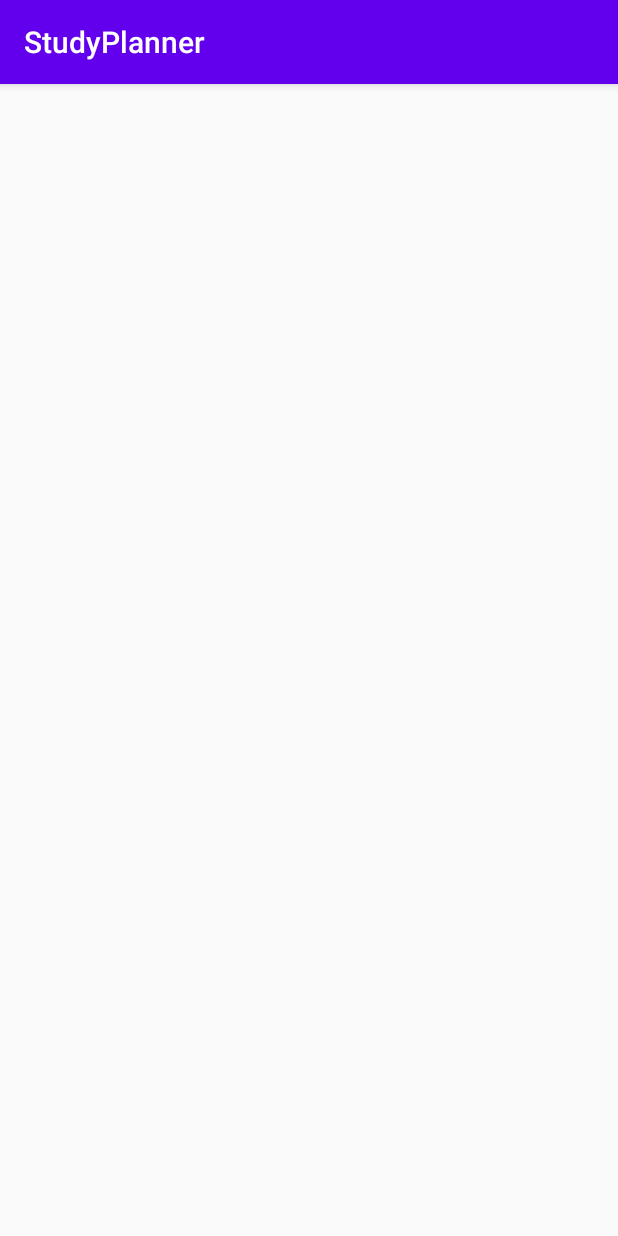
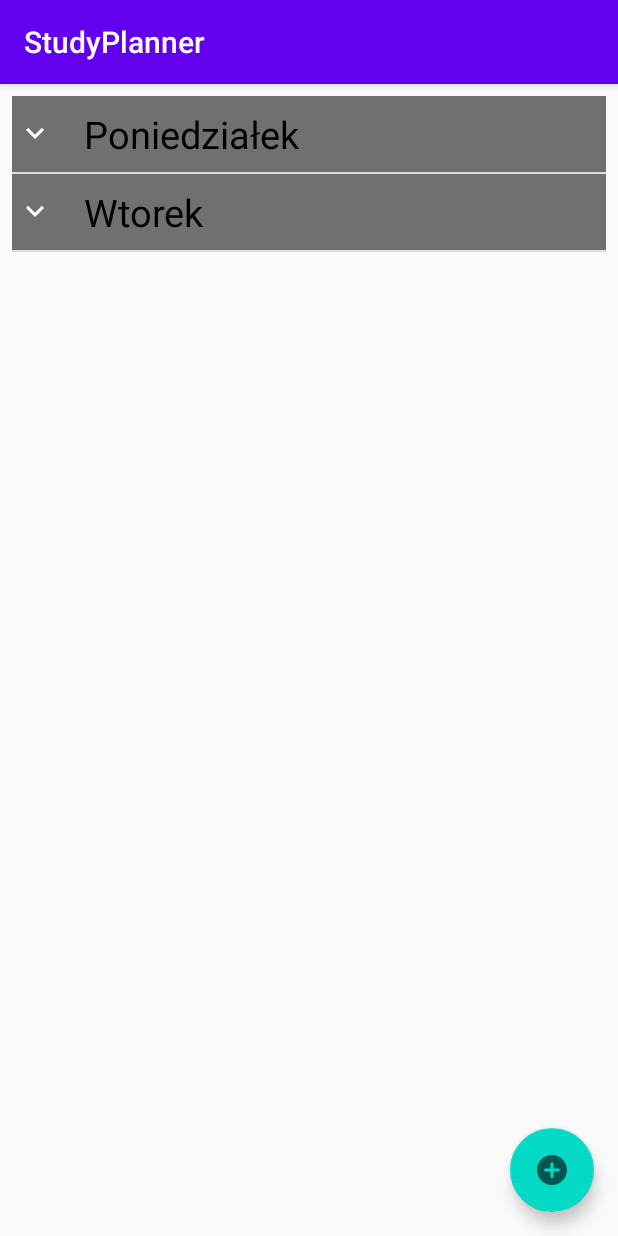
Before and after one commit to DorotaDR/StudyPlanner, an Android app: the TimeTableActivity screen opened directly, with no data from a screen before it, on a phone screen of 412 x 824 dp. Run offline under Robolectric (Android 15) with nearby library versions, the light colour scheme and no system bars.

Commit message:
TimeTable View

```diff
--- a/app/src/main/java/com/example/studyplanner/TimeTableActivity.java
+++ b/app/src/main/java/com/example/studyplanner/TimeTableActivity.java
@@ -1,14 +1,92 @@
 package com.example.studyplanner;
 
+import androidx.appcompat.app.AlertDialog;
 import androidx.appcompat.app.AppCompatActivity;
 
 import android.os.Bundle;
+import android.view.LayoutInflater;
+import android.view.View;
+import android.view.ViewGroup;
+import android.widget.AdapterView;
+import android.widget.ArrayAdapter;
+import android.widget.ExpandableListView;
+import android.widget.Spinner;
+
+import com.example.studyplanner.adapters.ExpandableAdapter;
+import com.example.studyplanner.models.Subject;
+
+import java.util.ArrayList;
+import java.util.HashMap;
+import java.util.List;
 
 public class TimeTableActivity extends AppCompatActivity {
 
-    @Override
+    ExpandableListView expandableListView;
+    ArrayList<String> listGroup;
+    HashMap<String, List<Subject>> listItemTrzy;
+    ExpandableAdapter adapter;
+    Spinner spinnerDays;
+
+    private AlertDialog alertDialog;
+    ArrayList<ArrayList<Subject>> subjectsDay = new ArrayList<>();
+
+        @Override
     protected void onCreate(Bundle savedInstanceState) {
         super.onCreate(savedInstanceState);
         setContentView(R.layout.activity_time_table);
+
+        listGroup = new ArrayList<>();
+        listGroup.add("Poniedziałek");
+        listGroup.add("Wtorek");
+        listItemTrzy = new HashMap<>();
+        ArrayList<Subject> testList = new ArrayList<>();
+//        testList.add(new Subject("Nazwa1", 444, "8:20"));
+//        testList.add(new Subject("Nazwa2", 555, "9:20"));
+//        testList.add(new Subject("Nazwa3", 666, "10:20"));
+        subjectsDay.add(testList);
+        listItemTrzy.put(listGroup.get(0),subjectsDay.get(0));
+        testList = new ArrayList<>();
+        subjectsDay.add(testList);
+        listItemTrzy.put(listGroup.get(1),subjectsDay.get(1));
+
+        expandableListView = findViewById(R.id.expandable_listview);
+        adapter = new ExpandableAdapter(this, listGroup, listItemTrzy);
+        expandableListView.setAdapter(adapter);
+//        adapter.notifyDataSetChanged(); ta metoda uaktualnia liste
+    }
+
+
+
+
+
+
+    public void addSubject(View view) {
+        AlertDialog.Builder builder = new AlertDialog.Builder(this);
+        ViewGroup viewGroup = findViewById(android.R.id.content);
+
+
+        View dialogView = LayoutInflater.from(view.getContext()).inflate(R.layout.dialog_add_subject, viewGroup, false);
+        builder.setView(dialogView);
+        alertDialog = builder.create();
+        alertDialog.show();
+
+        setupSpinner();
+    }
+
+    private void setupSpinner(){
+        spinnerDays=  alertDialog.findViewById(R.id.spinnerDays);
+        ArrayAdapter<String> adapter = new ArrayAdapter<String>(this,
+                android.R.layout.simple_spinner_item, getResources()
+                .getStringArray(R.array.week_days_array));//setting the country_array to spinner
+        spinnerDays.setOnItemSelectedListener(new AdapterView.OnItemSelectedListener() {
+            @Override
+            public void onItemSelected(AdapterView<?> arg0, View arg1,
+                                       int position, long id) {
+            }
+
+            @Override
+            public void onNothingSelected(AdapterView<?> arg0) {
+            }
+        });
     }
 }
--- /dev/null
+++ b/app/src/main/java/com/example/studyplanner/adapters/ExpandableAdapter.java
@@ -0,0 +1,96 @@
+package com.example.studyplanner.adapters;
+
+import android.content.Context;
+import android.view.LayoutInflater;
+import android.view.View;
+import android.view.ViewGroup;
+import android.widget.BaseExpandableListAdapter;
+import android.widget.TextView;
+
+import com.example.studyplanner.R;
+import com.example.studyplanner.models.Subject;
+
+import java.util.HashMap;
+import java.util.List;
+
+public class ExpandableAdapter extends BaseExpandableListAdapter {
+
+    Context context;
+    List<String> listGroup;
+    HashMap<String, List<Subject>> listItem;
+
+    public ExpandableAdapter(Context context, List<String> listGroup, HashMap<String, List<Subject>> listItem) {
+        this.context = context;
+        this.listGroup = listGroup;
+        this.listItem = listItem;
+    }
+
+    @Override
+    public int getGroupCount() {
+        return listGroup.size();
+    }
+
+    @Override
+    public int getChildrenCount(int groupPosition) {
+        return listItem.get(listGroup.get(groupPosition)).size();
+    }
+
+    @Override
+    public Object getGroup(int groupPosition) {
+        return listGroup.get(groupPosition);
+    }
+
+    @Override
+    public Object getChild(int groupPosition, int childPosition) {
+        return listItem.get(listGroup.get(groupPosition)).get(childPosition).getClassRoom();
+    }
+
+    @Override
+    public long getGroupId(int groupPosition) {
+        return groupPosition;
+    }
+
+    @Override
+    public long getChildId(int groupPosition, int childPosition) {
+        return childPosition;
+    }
+
+    @Override
+    public boolean hasStableIds() {
+        return false;
+    }
+
+    @Override
+    public View getGroupView(int groupPosition, boolean isExpanded, View convertView, ViewGroup parent) {
+        String group = (String) getGroup((groupPosition));
+        if (convertView == null) {
+            LayoutInflater layoutInflater = (LayoutInflater) context.getSystemService(Context.LAYOUT_INFLATER_SERVICE);
+            convertView = layoutInflater.inflate(R.layout.exp_list_group, null);
+        }
+
+        TextView rodzic = convertView.findViewById(R.id.day_of_week);
+        rodzic.setText(group);
+        return convertView;
+    }
+
+
+    @Override
+    public View getChildView(int groupPosition, int childPosition, boolean isLastChild, View convertView, ViewGroup parent) {
+        LayoutInflater layoutInflater = (LayoutInflater) context.getSystemService(Context.LAYOUT_INFLATER_SERVICE);
+        convertView = layoutInflater.inflate(R.layout.exp_list_item, null);
+
+        TextView tv_subjectTitle = convertView.findViewById(R.id.tv_subjectTitle);
+        TextView tv_classRoom = convertView.findViewById(R.id.tv_classRoom);
+        TextView tv_date = convertView.findViewById(R.id.tv_date);
+
+        tv_subjectTitle.setText(listItem.get(listGroup.get(groupPosition)).get(childPosition).getTitle());
+        tv_classRoom.setText(String.valueOf(listItem.get(listGroup.get(groupPosition)).get(childPosition).getClassRoom()));
+        tv_date.setText(listItem.get(listGroup.get(groupPosition)).get(childPosition).getHour());
+        return convertView;
+    }
+
+    @Override
+    public boolean isChildSelectable(int groupPosition, int childPosition) {
+        return true;
+    }
+}
--- a/app/src/main/java/com/example/studyplanner/adapters/ToDoAdapter.java
+++ b/app/src/main/java/com/example/studyplanner/adapters/ToDoAdapter.java
@@ -79,7 +79,6 @@ public class ToDoAdapter extends RecyclerView.Adapter<ToDoAdapter.ToDoViewHolder
             holder.cl_todoItem.setBackgroundResource(R.color.white);
         }
 
-
         holder.tv_title.setOnClickListener(new View.OnClickListener() {
             @Override
             public void onClick(View view) {
@@ -113,11 +112,6 @@ public class ToDoAdapter extends RecyclerView.Adapter<ToDoAdapter.ToDoViewHolder
                 }
             }
         });
-        {
-
-        }
-
-
     }
 
     @Override
--- /dev/null
+++ b/app/src/main/res/drawable/group_indicator.xml
@@ -0,0 +1,5 @@
+<?xml version="1.0" encoding="utf-8"?>
+<selector xmlns:android="http://schemas.android.com/apk/res/android">
+    <item android:drawable="@drawable/indicator_up" android:state_expanded="true" />
+    <item android:drawable="@drawable/indicator_down" />
+</selector>
--- /dev/null
+++ b/app/src/main/res/drawable/ic_indicator_down.xml
@@ -0,0 +1,9 @@
+<vector xmlns:android="http://schemas.android.com/apk/res/android"
+    android:width="24dp"
+    android:height="24dp"
+    android:viewportWidth="24.0"
+    android:viewportHeight="24.0">
+    <path
+        android:fillColor="@android:color/white"
+        android:pathData="M7.41,7.84L12,12.42l4.59,-4.58L18,9.25l-6,6 -6,-6z"/>
+</vector>
--- /dev/null
+++ b/app/src/main/res/drawable/ic_indicator_up.xml
@@ -0,0 +1,9 @@
+<vector xmlns:android="http://schemas.android.com/apk/res/android"
+    android:width="24dp"
+    android:height="24dp"
+    android:viewportWidth="24.0"
+    android:viewportHeight="24.0">
+    <path
+        android:fillColor="@android:color/white"
+        android:pathData="M7.41,15.41L12,10.83l4.59,4.58L18,14l-6,-6 -6,6z" />
+</vector>
--- /dev/null
+++ b/app/src/main/res/drawable/indicator_down.xml
@@ -0,0 +1,9 @@
+<?xml version="1.0" encoding="utf-8"?>
+<layer-list xmlns:android="http://schemas.android.com/apk/res/android">
+    <item>
+        <shape android:shape="rectangle">
+            <size android:width="24dp" android:height="24dp" />
+        </shape>
+    </item>
+    <item android:drawable="@drawable/ic_indicator_down" android:height="24dp" android:width="24dp" android:gravity="center" />
+</layer-list>
--- /dev/null
+++ b/app/src/main/res/drawable/indicator_up.xml
@@ -0,0 +1,15 @@
+<?xml version="1.0" encoding="utf-8"?>
+<layer-list xmlns:android="http://schemas.android.com/apk/res/android">
+    <item>
+        <shape android:shape="rectangle">
+            <size
+                android:width="24dp"
+                android:height="24dp" />
+        </shape>
+    </item>
+    <item
+        android:width="24dp"
+        android:height="24dp"
+        android:drawable="@drawable/ic_indicator_up"
+        android:gravity="center" />
+</layer-list>
--- a/app/src/main/res/layout/activity_time_table.xml
+++ b/app/src/main/res/layout/activity_time_table.xml
@@ -6,4 +6,34 @@
     android:layout_height="match_parent"
     tools:context=".TimeTableActivity">
 
+    <ExpandableListView
+        android:id="@+id/expandable_listview"
+        android:layout_width="0dp"
+        android:layout_height="0dp"
+        android:layout_marginStart="8dp"
+        android:layout_marginTop="8dp"
+        android:layout_marginEnd="8dp"
+        android:layout_marginBottom="8dp"
+        android:groupIndicator="@drawable/group_indicator"
+        app:layout_constraintBottom_toBottomOf="parent"
+        app:layout_constraintEnd_toEndOf="parent"
+        app:layout_constraintStart_toStartOf="parent"
+        app:layout_constraintTop_toTopOf="parent" />
+
+    <com.google.android.material.floatingactionbutton.FloatingActionButton
+        android:id="@+id/btn_addSubject"
+        android:layout_width="wrap_content"
+        android:layout_height="wrap_content"
+        android:layout_gravity="bottom|end"
+        android:layout_margin="@dimen/fab_margin"
+        android:layout_marginEnd="16dp"
+        android:layout_marginRight="16dp"
+        android:layout_marginBottom="16dp"
+        android:onClick="addSubject"
+        app:layout_constraintBottom_toBottomOf="parent"
+        app:layout_constraintEnd_toEndOf="parent"
+        app:srcCompat="@drawable/ic_plus_btn"
+        tools:ignore="VectorDrawableCompat" />
+
+
 </androidx.constraintlayout.widget.ConstraintLayout>
--- /dev/null
+++ b/app/src/main/res/layout/exp_list_group.xml
@@ -0,0 +1,25 @@
+<?xml version="1.0" encoding="utf-8"?>
+<androidx.constraintlayout.widget.ConstraintLayout xmlns:android="http://schemas.android.com/apk/res/android"
+    xmlns:app="http://schemas.android.com/apk/res-auto"
+    xmlns:tools="http://schemas.android.com/tools"
+    android:layout_width="match_parent"
+    android:background="@color/gray"
+    android:layout_height="wrap_content">
+
+    <TextView
+        android:id="@+id/day_of_week"
+        android:layout_width="0dp"
+        android:layout_height="wrap_content"
+        android:layout_marginStart="8dp"
+        android:layout_marginTop="8dp"
+        android:layout_marginEnd="8dp"
+        android:layout_marginBottom="8dp"
+        android:text="Poniedziałek"
+        android:paddingStart="?android:attr/expandableListPreferredChildPaddingLeft"
+        android:textColor="@android:color/black"
+        android:textSize="25sp"
+        app:layout_constraintBottom_toBottomOf="parent"
+        app:layout_constraintEnd_toEndOf="parent"
+        app:layout_constraintStart_toStartOf="parent"
+        app:layout_constraintTop_toTopOf="parent" />
+</androidx.constraintlayout.widget.ConstraintLayout>
--- a/app/src/main/res/layout/todolist_item.xml
+++ b/app/src/main/res/layout/todolist_item.xml
@@ -12,7 +12,6 @@
         android:layout_width="wrap_content"
         android:layout_height="wrap_content"
         android:layout_marginStart="8dp"
-        android:layout_marginLeft="8dp"
         android:layout_marginTop="8dp"
         android:text="Kolos"
         android:textColor="@android:color/black"
--- a/app/src/main/res/values/strings.xml
+++ b/app/src/main/res/values/strings.xml
@@ -9,4 +9,12 @@
 
     <string name="hello_first_fragment">Hello first fragment</string>
     <string name="hello_second_fragment">Hello second fragment. Arg: %1$s</string>
+
+    <string-array name="week_days_array">
+        <item>Poniedziałek</item>
+        <item>Wtorek</item>
+        <item>Środa</item>
+        <item>Czwartek</item>
+        <item>Piątek</item>
+    </string-array>
 </resources>
```
Also changed, not shown: app/src/main/java/com/example/studyplanner/ToDoActivity.java (+39 -7 lines), app/src/main/java/com/example/studyplanner/models/DatePickerFragment.java (added, +19 -0 lines), app/src/main/java/com/example/studyplanner/models/Subject.java (added, +38 -0 lines), app/src/main/res/layout/dialog_add_subject.xml (added, +133 -0 lines), app/src/main/res/layout/dialog_todo_item.xml (+11 -12 lines), app/src/main/res/layout/exp_list_item.xml (added, +44 -0 lines).
